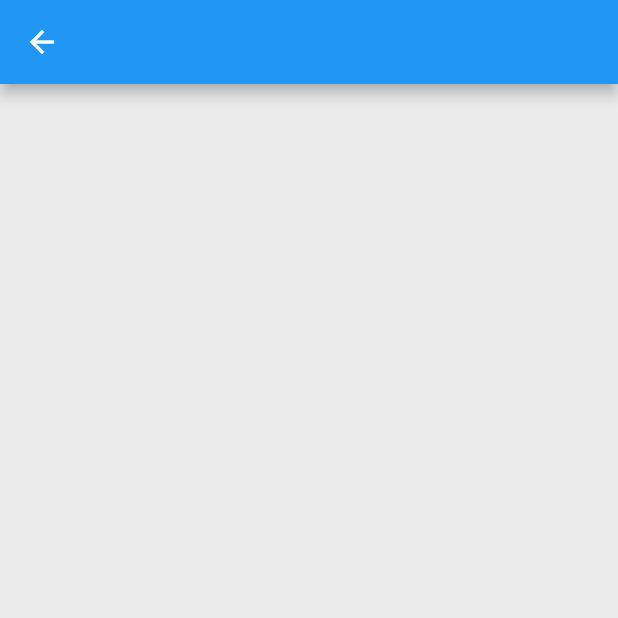
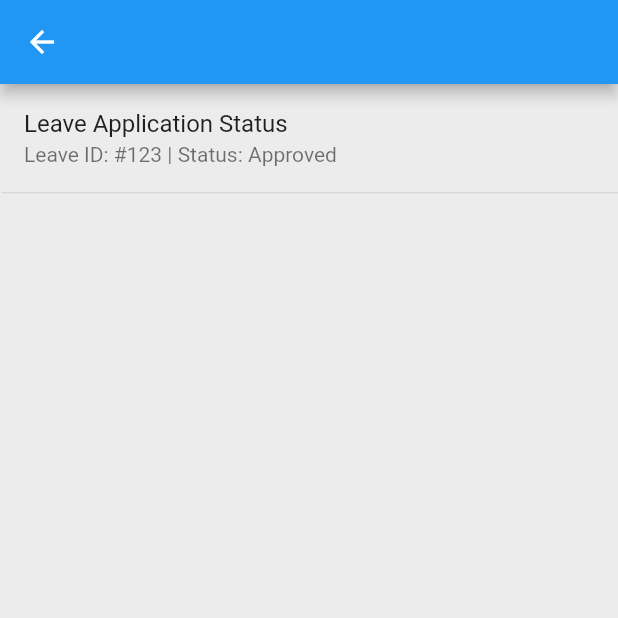
Before and after one commit to atiqahpiakong/map_ems, a Flutter app: the Notification1 screen opened directly, on a phone screen of 412 x 824 dp, the top half of it. Run offline on Flutter 3.47's test engine with Material 2 defaults, Android fonts, the phone set to English and light mode, and no system bars; our stand-ins replace curved_navigation_bar, font_awesome_flutter, shimmer.

Commit message:
ListTile1

```diff
--- a/lib/notification.dart
+++ b/lib/notification.dart
@@ -12,6 +12,19 @@ class Notification1 extends StatelessWidget {
         //body for notification
  body: ListView(
           children: <Widget>[
+            ListTile(
+              title: Text(
+                'Leave Application Status',
+              ),
+              subtitle: Text('Leave ID: #123 | Status: Approved'),
+              onTap: () {
+                Text('Another data');
+              },
+            ),
+            new Divider(
+              height: 1.0,
+              indent: 1.0,
+            ),
 
           ],
         ),
```
